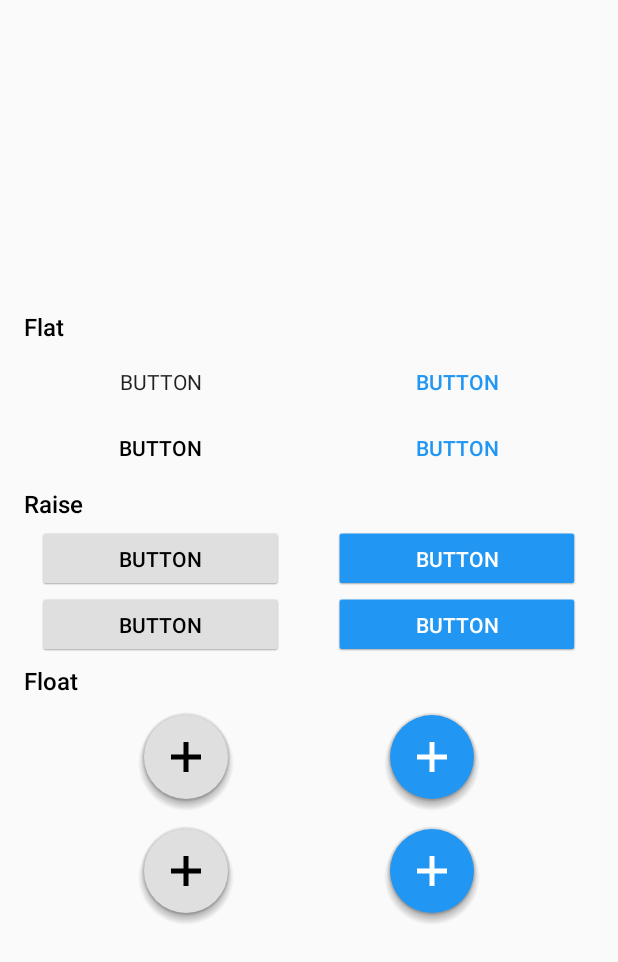
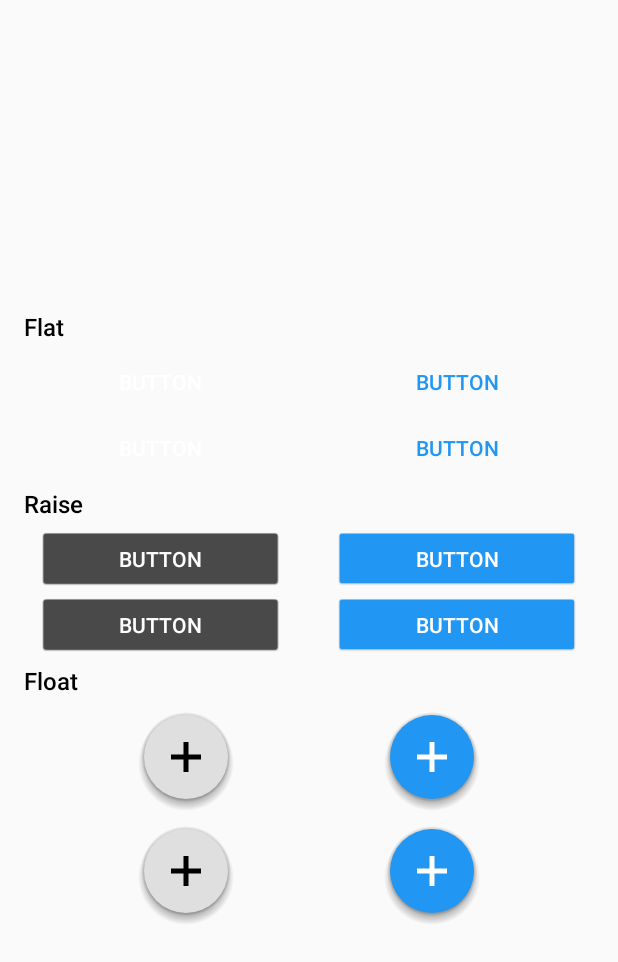
Before and after one commit to rey5137/material, an Android app: the layout fragment_button.xml on its own in the app's theme, with its tools: preview values and no code run, on a phone screen of 412 x 824 dp. Shown: the top 962 px of the screen. Run offline under Robolectric (Android 15) with nearby library versions, the phone set to English and light mode, and no system bars; Roboto replaces fonts that are not available here.

Commit message:
Add ThemeDrawable class. Add button styles.

```diff
--- a/app/src/main/java/com/rey/material/demo/MainActivity.java
+++ b/app/src/main/java/com/rey/material/demo/MainActivity.java
@@ -23,7 +23,9 @@ import android.widget.Toast;
 
 import com.rey.material.app.ThemeManager;
 import com.rey.material.app.ToolbarManager;
+import com.rey.material.drawable.ThemeDrawable;
 import com.rey.material.util.ThemeUtil;
+import com.rey.material.util.ViewUtil;
 import com.rey.material.widget.SnackBar;
 import com.rey.material.widget.TabPageIndicator;
 
@@ -69,7 +71,7 @@ public class MainActivity extends ActionBarActivity implements ToolbarManager.On
         mToolbarManager.setNavigationManager(new ToolbarManager.BaseNavigationManager(R.style.NavigationDrawerDrawable, this, mToolbar, dl_navigator) {
             @Override
             public void onNavigationClick() {
-                if(mToolbarManager.getCurrentGroup() != 0)
+                if (mToolbarManager.getCurrentGroup() != 0)
                     mToolbarManager.setCurrentGroup(0);
                 else
                     dl_navigator.openDrawer(Gravity.START);
@@ -103,15 +105,19 @@ public class MainActivity extends ActionBarActivity implements ToolbarManager.On
             }
 
             @Override
-			public void onPageScrolled(int arg0, float arg1, int arg2) {}
+            public void onPageScrolled(int arg0, float arg1, int arg2) {
+            }
 
             @Override
-			public void onPageScrollStateChanged(int state) {}
+            public void onPageScrollStateChanged(int state) {
+            }
 
         });
 
         mDrawerAdapter.setSelected(Tab.PROGRESS);
 		vp.setCurrentItem(0);
+
+        ViewUtil.setBackground(getWindow().getDecorView(), new ThemeDrawable(R.array.bg_window));
     }
 
 	@Override
--- /dev/null
+++ b/app/src/main/res/drawable/bg_window_dark.xml
@@ -0,0 +1,8 @@
+<?xml version="1.0" encoding="utf-8"?>
+<shape xmlns:android="http://schemas.android.com/apk/res/android"
+    android:shape="rectangle">
+
+    <solid
+        android:color="@color/background_material_dark"/>
+
+</shape>
--- /dev/null
+++ b/app/src/main/res/drawable/bg_window_light.xml
@@ -0,0 +1,8 @@
+<?xml version="1.0" encoding="utf-8"?>
+<shape xmlns:android="http://schemas.android.com/apk/res/android"
+    android:shape="rectangle">
+
+    <solid
+        android:color="@color/background_material_light"/>
+
+</shape>
--- a/app/src/main/res/layout/fragment_button.xml
+++ b/app/src/main/res/layout/fragment_button.xml
@@ -34,11 +34,9 @@
 		        android:layout_width="0dp"
 		        android:layout_height="@dimen/bt_height"
 		        android:layout_weight="0.4"
-		        android:textColor="#FF000000"
-		        android:textAppearance="@style/Base.TextAppearance.AppCompat.Button"
 		        android:text="BUTTON"
                 android:background="@null"
-                app:v_styleId="@array/button"/>
+                app:v_styleId="@array/button_flat"/>
 
 	        <View
 	            android:layout_width="0dp"
@@ -46,15 +44,13 @@
 		        android:layout_weight="0.1"/>
 
 	        <com.rey.material.widget.Button
-                style="@style/FlatColorButtonRippleStyle"
 		        android:id="@+id/button_bt_flat_color"
 		        android:layout_width="0dp"
 		        android:layout_height="@dimen/bt_height"
 		        android:layout_weight="0.4"
-		        android:textColor="#FF2196F3"
-		        android:textAppearance="@style/Base.TextAppearance.AppCompat.Button"
 		        android:text="BUTTON"
-		        app:rd_delayClick="afterRelease"/>
+                android:background="@null"
+				app:v_styleId="@array/button_flat_color"/>
 
 	    </LinearLayout>
 
@@ -67,14 +63,13 @@
 	        android:paddingTop="8dp">
 
 	        <com.rey.material.widget.Button
-                style="@style/FlatWaveButtonRippleStyle"
 		        android:id="@+id/button_bt_flat_wave"
 		        android:layout_width="0dp"
 		        android:layout_height="@dimen/bt_height"
 		        android:layout_weight="0.4"
-		        android:textColor="#FF000000"
-		        android:textAppearance="@style/Base.TextAppearance.AppCompat.Button"
-		        android:text="BUTTON"/>
+		        android:text="BUTTON"
+                android:background="@null"
+                app:v_styleId="@array/button_flat_wave"/>
 
 	        <View
 	            android:layout_width="0dp"
@@ -82,15 +77,13 @@
 		        android:layout_weight="0.1"/>
 
 	        <com.rey.material.widget.Button
-                style="@style/FlatWaveColorButtonRippleStyle"
 		        android:id="@+id/button_bt_flat_wave_color"
 		        android:layout_width="0dp"
 		        android:layout_height="@dimen/bt_height"
 		        android:layout_weight="0.4"
-		        android:textColor="#FF2196F3"
-		        android:textAppearance="@style/Base.TextAppearance.AppCompat.Button"
 		        android:text="BUTTON"
-		        app:rd_delayClick="afterRelease"/>
+                android:background="@null"
+                app:v_styleId="@array/button_flat_wave_color"/>
 
 	    </LinearLayout>
 
@@ -111,14 +104,12 @@
 	        android:gravity="center">
 
 	        <com.rey.material.widget.Button
-                style="@style/RaiseButtonRippleStyle"
 		        android:id="@+id/button_bt_raise"
 		        android:layout_width="0dp"
 		        android:layout_height="@dimen/bt_height"
 		        android:layout_weight="0.4"
-		        android:textColor="#FF000000"
-		        android:textAppearance="@style/Base.TextAppearance.AppCompat.Button"
-		        android:text="BUTTON"/>
+		        android:text="BUTTON"
+                app:v_styleId="@array/button_raise"/>
 
 	        <View
 	            android:layout_width="0dp"
@@ -126,15 +117,12 @@
 		        android:layout_weight="0.1"/>
 
 	        <com.rey.material.widget.Button
-                style="@style/RaiseColorButtonRippleStyle"
 		        android:id="@+id/button_bt_raise_color"
 		        android:layout_width="0dp"
 		        android:layout_height="@dimen/bt_height"
 		        android:layout_weight="0.4"
-		        android:textColor="#FFFFFFFF"
-		        android:textAppearance="@style/Base.TextAppearance.AppCompat.Button"
 		        android:text="BUTTON"
-		        app:rd_delayClick="afterRelease"/>
+                app:v_styleId="@array/button_raise_color"/>
 
 	    </LinearLayout>
 
@@ -147,14 +135,12 @@
 	        android:paddingTop="8dp">
 
 	        <com.rey.material.widget.Button
-                style="@style/RaiseWaveButtonRippleStyle"
 		        android:id="@+id/button_bt_raise_wave"
 		        android:layout_width="0dp"
 		        android:layout_height="@dimen/bt_height"
 		        android:layout_weight="0.4"
-		        android:textColor="#FF000000"
-		        android:textAppearance="@style/Base.TextAppearance.AppCompat.Button"
-		        android:text="BUTTON"/>
+		        android:text="BUTTON"
+                app:v_styleId="@array/button_raise_wave"/>
 
 	        <View
 	            android:layout_width="0dp"
@@ -162,15 +148,12 @@
 		        android:layout_weight="0.1"/>
 
 	        <com.rey.material.widget.Button
-                style="@style/RaiseWaveColorButtonRippleStyle"
 		        android:id="@+id/button_bt_raise_wave_color"
 		        android:layout_width="0dp"
 		        android:layout_height="@dimen/bt_height"
 		        android:layout_weight="0.4"
-		        android:textColor="#FFFFFFFF"
-		        android:textAppearance="@style/Base.TextAppearance.AppCompat.Button"
 		        android:text="BUTTON"
-		        app:rd_delayClick="afterRelease"/>
+                app:v_styleId="@array/button_raise_wave_color"/>
 
 	    </LinearLayout>
 
--- /dev/null
+++ b/app/src/main/res/values/styles_dark.xml
@@ -0,0 +1,83 @@
+<?xml version="1.0" encoding="utf-8"?>
+<resources>
+
+    <!-- Button Style -->
+
+    <style name="DarkFlatButtonRippleStyle" parent="Material.Drawable.Ripple.Touch">
+        <item name="android:background">@null</item>
+        <item name="rd_cornerRadius">4dp</item>
+        <item name="android:textAppearance">@style/Base.TextAppearance.AppCompat.Button</item>
+        <item name="android:textColor">@color/abc_primary_text_material_dark</item>
+    </style>
+
+    <style name="DarkFlatColorButtonRippleStyle" parent="Material.Drawable.Ripple.Touch">
+        <item name="android:background">@null</item>
+        <item name="rd_backgroundColor">#33219AFF</item>
+        <item name="rd_rippleColor">#33219AFF</item>
+        <item name="rd_cornerRadius">4dp</item>
+        <item name="rd_delayClick">afterRelease</item>
+        <item name="android:textAppearance">@style/Base.TextAppearance.AppCompat.Button</item>
+        <item name="android:textColor">#FF2196F3</item>
+    </style>
+
+    <style name="DarkFlatWaveButtonRippleStyle" parent="Material.Drawable.Ripple.Wave">
+        <item name="android:background">@null</item>
+        <item name="rd_cornerRadius">4dp</item>
+        <item name="android:textAppearance">@style/Base.TextAppearance.AppCompat.Button</item>
+        <item name="android:textColor">@color/abc_primary_text_material_dark</item>
+    </style>
+
+    <style name="DarkFlatWaveColorButtonRippleStyle" parent="Material.Drawable.Ripple.Wave">
+        <item name="android:background">@null</item>
+        <item name="rd_rippleColor">#902DA0FF</item>
+        <item name="rd_cornerRadius">4dp</item>
+        <item name="rd_delayClick">afterRelease</item>
+        <item name="android:textAppearance">@style/Base.TextAppearance.AppCompat.Button</item>
+        <item name="android:textColor">#FF2196F3</item>
+    </style>
+
+    <style name="DarkRaiseButtonRippleStyle" parent="Material.Drawable.Ripple.Touch">
+        <item name="android:background">@drawable/bg_bt_raise_dark</item>
+        <item name="rd_leftPadding">1dp</item>
+        <item name="rd_topPadding">1dp</item>
+        <item name="rd_rightPadding">1dp</item>
+        <item name="rd_bottomPadding">2dp</item>
+        <item name="android:textAppearance">@style/Base.TextAppearance.AppCompat.Button</item>
+        <item name="android:textColor">@color/abc_primary_text_material_dark</item>
+    </style>
+
+    <style name="DarkRaiseColorButtonRippleStyle" parent="Material.Drawable.Ripple.Touch">
+        <item name="android:background">@drawable/bg_bt_raise_color</item>
+        <item name="rd_rippleColor">#33000000</item>
+        <item name="rd_leftPadding">1dp</item>
+        <item name="rd_topPadding">1dp</item>
+        <item name="rd_rightPadding">1dp</item>
+        <item name="rd_bottomPadding">2dp</item>
+        <item name="rd_delayClick">afterRelease</item>
+        <item name="android:textAppearance">@style/Base.TextAppearance.AppCompat.Button</item>
+        <item name="android:textColor">@color/abc_primary_text_material_dark</item>
+    </style>
+
+    <style name="DarkRaiseWaveButtonRippleStyle" parent="Material.Drawable.Ripple.Wave">
+        <item name="android:background">@drawable/bg_bt_raise_dark</item>
+        <item name="rd_leftPadding">1dp</item>
+        <item name="rd_topPadding">1dp</item>
+        <item name="rd_rightPadding">1dp</item>
+        <item name="rd_bottomPadding">2dp</item>
+        <item name="android:textAppearance">@style/Base.TextAppearance.AppCompat.Button</item>
+        <item name="android:textColor">@color/abc_primary_text_material_dark</item>
+    </style>
+
+    <style name="DarkRaiseWaveColorButtonRippleStyle" parent="Material.Drawable.Ripple.Wave">
+        <item name="android:background">@drawable/bg_bt_raise_color</item>
+        <item name="rd_rippleColor">#33000000</item>
+        <item name="rd_leftPadding">1dp</item>
+        <item name="rd_topPadding">1dp</item>
+        <item name="rd_rightPadding">1dp</item>
+        <item name="rd_bottomPadding">2dp</item>
+        <item name="rd_delayClick">afterRelease</item>
+        <item name="android:textAppearance">@style/Base.TextAppearance.AppCompat.Button</item>
+        <item name="android:textColor">@color/abc_primary_text_material_dark</item>
+    </style>
+
+</resources>
--- /dev/null
+++ b/app/src/main/res/values/styles_light.xml
@@ -0,0 +1,83 @@
+<?xml version="1.0" encoding="utf-8"?>
+<resources>
+
+    <!-- Button Style -->
+
+    <style name="LightFlatButtonRippleStyle" parent="Material.Drawable.Ripple.Touch.Light">
+        <item name="android:background">@null</item>
+        <item name="rd_cornerRadius">4dp</item>
+        <item name="android:textAppearance">@style/Base.TextAppearance.AppCompat.Button</item>
+        <item name="android:textColor">@color/abc_primary_text_material_light</item>
+    </style>
+
+    <style name="LightFlatColorButtonRippleStyle" parent="Material.Drawable.Ripple.Touch.Light">
+        <item name="android:background">@null</item>
+        <item name="rd_backgroundColor">#33219AFF</item>
+        <item name="rd_rippleColor">#33219AFF</item>
+        <item name="rd_cornerRadius">4dp</item>
+        <item name="rd_delayClick">afterRelease</item>
+        <item name="android:textAppearance">@style/Base.TextAppearance.AppCompat.Button</item>
+        <item name="android:textColor">#FF2196F3</item>
+    </style>
+
+    <style name="LightFlatWaveButtonRippleStyle" parent="Material.Drawable.Ripple.Wave.Light">
+        <item name="android:background">@null</item>
+        <item name="rd_cornerRadius">4dp</item>
+        <item name="android:textAppearance">@style/Base.TextAppearance.AppCompat.Button</item>
+        <item name="android:textColor">@color/abc_primary_text_material_light</item>
+    </style>
+
+    <style name="LightFlatWaveColorButtonRippleStyle" parent="Material.Drawable.Ripple.Wave.Light">
+        <item name="android:background">@null</item>
+        <item name="rd_rippleColor">#902DA0FF</item>
+        <item name="rd_cornerRadius">4dp</item>
+        <item name="rd_delayClick">afterRelease</item>
+        <item name="android:textAppearance">@style/Base.TextAppearance.AppCompat.Button</item>
+        <item name="android:textColor">#FF2196F3</item>
+    </style>
+
+    <style name="LightRaiseButtonRippleStyle" parent="Material.Drawable.Ripple.Touch.Light">
+        <item name="android:background">@drawable/bg_bt_raise</item>
+        <item name="rd_leftPadding">1dp</item>
+        <item name="rd_topPadding">1dp</item>
+        <item name="rd_rightPadding">1dp</item>
+        <item name="rd_bottomPadding">2dp</item>
+        <item name="android:textAppearance">@style/Base.TextAppearance.AppCompat.Button</item>
+        <item name="android:textColor">@color/abc_primary_text_material_light</item>
+    </style>
+
+    <style name="LightRaiseColorButtonRippleStyle" parent="Material.Drawable.Ripple.Touch.Light">
+        <item name="android:background">@drawable/bg_bt_raise_color</item>
+        <item name="rd_rippleColor">#33000000</item>
+        <item name="rd_leftPadding">1dp</item>
+        <item name="rd_topPadding">1dp</item>
+        <item name="rd_rightPadding">1dp</item>
+        <item name="rd_bottomPadding">2dp</item>
+        <item name="rd_delayClick">afterRelease</item>
+        <item name="android:textAppearance">@style/Base.TextAppearance.AppCompat.Button</item>
+        <item name="android:textColor">@color/abc_primary_text_material_dark</item>
+    </style>
+
+    <style name="LightRaiseWaveButtonRippleStyle" parent="Material.Drawable.Ripple.Wave.Light">
+        <item name="android:background">@drawable/bg_bt_raise</item>
+        <item name="rd_leftPadding">1dp</item>
+        <item name="rd_topPadding">1dp</item>
+        <item name="rd_rightPadding">1dp</item>
+        <item name="rd_bottomPadding">2dp</item>
+        <item name="android:textAppearance">@style/Base.TextAppearance.AppCompat.Button</item>
+        <item name="android:textColor">@color/abc_primary_text_material_light</item>
+    </style>
+
+    <style name="LightRaiseWaveColorButtonRippleStyle" parent="Material.Drawable.Ripple.Wave.Light">
+        <item name="android:background">@drawable/bg_bt_raise_color</item>
+        <item name="rd_rippleColor">#33000000</item>
+        <item name="rd_leftPadding">1dp</item>
+        <item name="rd_topPadding">1dp</item>
+        <item name="rd_rightPadding">1dp</item>
+        <item name="rd_bottomPadding">2dp</item>
+        <item name="rd_delayClick">afterRelease</item>
+        <item name="android:textAppearance">@style/Base.TextAppearance.AppCompat.Button</item>
+        <item name="android:textColor">@color/abc_primary_text_material_dark</item>
+    </style>
+
+</resources>
--- a/app/src/main/res/values/themes.xml
+++ b/app/src/main/res/values/themes.xml
@@ -10,13 +10,61 @@
 		<item name="colorSwitchThumbNormal">@color/colorSwitchThumbNormal</item>
 	</style>
 
-    <array name="button">
-        <item>@style/Material.Drawable.Ripple.Touch.Light</item>
-        <item>@style/Material.Drawable.Ripple.Wave.Light</item>
+    <array name="bg_window">
+        <item>@drawable/bg_window_light</item>
+        <item>@drawable/bg_window_dark</item>
+    </array>
+
+    <array name="button_flat">
+        <item>@style/LightFlatButtonRippleStyle</item>
+        <item>@style/DarkFlatButtonRippleStyle</item>
+    </array>
+
+    <array name="button_flat_color">
+        <item>@style/LightFlatColorButtonRippleStyle</item>
+        <item>@style/DarkFlatColorButtonRippleStyle</item>
+    </array>
+
+    <array name="button_flat_wave">
+        <item>@style/LightFlatWaveButtonRippleStyle</item>
+        <item>@style/DarkFlatWaveButtonRippleStyle</item>
+    </array>
+
+    <array name="button_flat_wave_color">
+        <item>@style/LightFlatWaveColorButtonRippleStyle</item>
+        <item>@style/DarkFlatWaveColorButtonRippleStyle</item>
+    </array>
+
+    <array name="button_raise">
+        <item>@style/LightRaiseButtonRippleStyle</item>
+        <item>@style/DarkRaiseButtonRippleStyle</item>
+    </array>
+
+    <array name="button_raise_color">
+        <item>@style/LightRaiseColorButtonRippleStyle</item>
+        <item>@style/DarkRaiseColorButtonRippleStyle</item>
+    </array>
+
+    <array name="button_raise_wave">
+        <item>@style/LightRaiseWaveButtonRippleStyle</item>
+        <item>@style/DarkRaiseWaveButtonRippleStyle</item>
+    </array>
+
+    <array name="button_raise_wave_color">
+        <item>@style/LightRaiseWaveColorButtonRippleStyle</item>
+        <item>@style/DarkRaiseWaveColorButtonRippleStyle</item>
     </array>
 
     <array name="themable">
-        <item>@array/button</item>
+        <item>@array/bg_window</item>
+        <item>@array/button_flat</item>
+        <item>@array/button_flat_color</item>
+        <item>@array/button_flat_wave</item>
+        <item>@array/button_flat_wave_color</item>
+        <item>@array/button_raise</item>
+        <item>@array/button_raise_color</item>
+        <item>@array/button_raise_wave</item>
+        <item>@array/button_raise_wave_color</item>
     </array>
 
 </resources>
--- a/build.gradle
+++ b/build.gradle
@@ -5,7 +5,7 @@ buildscript {
         jcenter()
     }
     dependencies {
-        classpath 'com.android.tools.build:gradle:1.0.0'
+        classpath 'com.android.tools.build:gradle:1.2.3'
 
         // NOTE: Do not place your application dependencies here; they belong
         // in the individual module build.gradle files
--- a/lib/src/main/java/com/rey/material/app/ThemeManager.java
+++ b/lib/src/main/java/com/rey/material/app/ThemeManager.java
@@ -628,6 +628,10 @@ public class ThemeManager {
         mDispatcher.dispatchThemeChanged(theme);
     }
 
+    public Context getContext(){
+        return mContext;
+    }
+
     public int getCurrentTheme(){
         return mCurrentTheme;
     }
@@ -649,19 +653,24 @@ public class ThemeManager {
         return styles[getCurrentTheme()];
     }
 
-    public void registerOnThemeChangedListener(View v){
-        mDispatcher.registerListener(v);
+    public int getStyle(int styleId, int theme){
+        int[] styles = mStyles.get(styleId);
+        return styles[theme];
     }
 
-    public void unregisterOnThemeChangedListener(View v){
-        mDispatcher.unregisterListener(v);
+    public void registerOnThemeChangedListener(OnThemeChangedListener listener){
+        mDispatcher.registerListener(listener);
+    }
+
+    public void unregisterOnThemeChangedListener(OnThemeChangedListener listener){
+        mDispatcher.unregisterListener(listener);
     }
 
     public interface EventDispatcher{
 
-        public void registerListener(View v);
+        public void registerListener(OnThemeChangedListener listener);
 
-        public void unregisterListener(View v);
+        public void unregisterListener(OnThemeChangedListener listener);
 
         public void dispatchThemeChanged(int theme);
     }
@@ -675,13 +684,13 @@ public class ThemeManager {
         }
 
         @Override
-        public void registerListener(View v) {
-            mBus.register(v);
+        public void registerListener(OnThemeChangedListener listener) {
+            mBus.register(listener);
         }
 
         @Override
-        public void unregisterListener(View v) {
-            mBus.unregister(v);
+        public void unregisterListener(OnThemeChangedListener listener) {
+            mBus.unregister(listener);
         }
 
         @Override
--- /dev/null
+++ b/lib/src/main/java/com/rey/material/drawable/ThemeDrawable.java
@@ -0,0 +1,41 @@
+package com.rey.material.drawable;
+
+import android.graphics.drawable.Drawable;
+import android.graphics.drawable.LevelListDrawable;
+
+import com.rey.material.app.ThemeManager;
+
+/**
+ * Created by Rey on 5/27/2015.
+ */
+public class ThemeDrawable extends LevelListDrawable implements ThemeManager.OnThemeChangedListener {
+    private int mStyleId;
+
+    public ThemeDrawable(int styleId) {
+        mStyleId = styleId;
+
+        if(mStyleId != 0) {
+            ThemeManager.getInstance().registerOnThemeChangedListener(this);
+            initDrawables();
+        }
+    }
+
+    private void initDrawables(){
+        ThemeManager themeManager = ThemeManager.getInstance();
+        int count = themeManager.getThemeCount();
+
+        for(int i = 0; i < count; i++){
+            Drawable drawable = themeManager.getContext().getResources().getDrawable(themeManager.getStyle(mStyleId, i));
+            addLevel(i, i, drawable);
+        }
+
+        setLevel(themeManager.getCurrentTheme());
+    }
+
+    @Override
+    public void onEvent(ThemeManager.OnThemeChangedEvent event) {
+        if(getLevel() != event.theme)
+            setLevel(event.theme);
+    }
+
+}
```
Also changed, not shown: app/src/main/res/drawable-xhdpi/bg_bt_raise_dark.9.png (added), 2 other files. Lines whose indentation alone changed are shown as unchanged.
